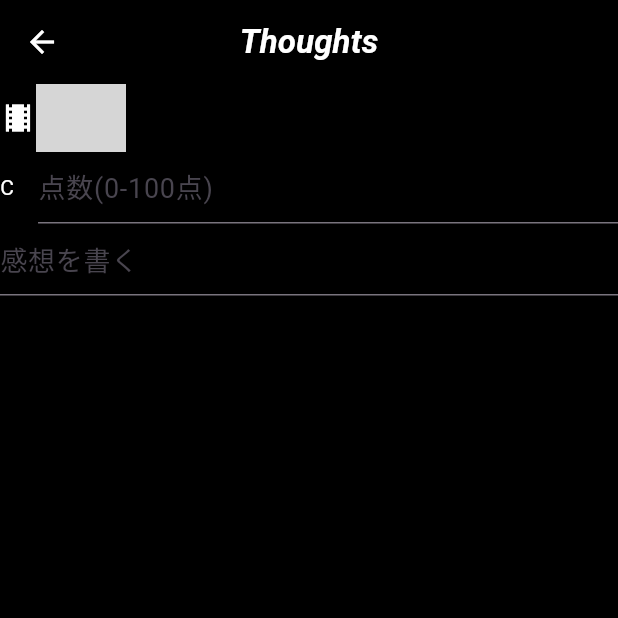
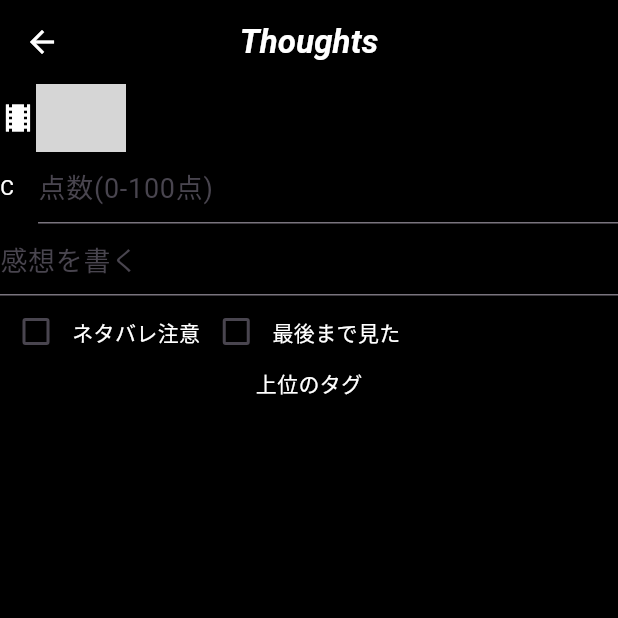
Before and after one commit to reviewsns1118/ReviewSNS, a Flutter app: the Add screen opened directly, after a tap on "追加", on a phone screen of 412 x 824 dp, the top half of it. Run offline on Flutter 3.47's test engine with Material 3 defaults, Android fonts, the phone set to English and light mode, and no system bars; our stand-ins replace cloud_firestore, firebase_auth, firebase_core, flutter_riverpod; accounts and stored records are empty; network calls fail; grey boxes are pictures that could not be loaded.

Commit message:
This is Saishin

```diff
--- a/lib/add_work.dart
+++ b/lib/add_work.dart
@@ -204,11 +204,13 @@ class AddWork extends State<Add> {
                 onPressed: () async {
                   works.set({
                     'title': title,
+                    'titleOption': await _createNameOption(title),
                     'genre': isSelectedValue,
                     'author': author,
                     'imageURL': imageURL,
                     'imageref': imageref,
                   });
+
                   Map<String, dynamic>? d = await getDoc();
                   Navigator.push(
                     context,
@@ -222,4 +224,26 @@ class AddWork extends State<Add> {
         )
     );
   }
+  Future<List<String>> _createNameOption(String value) async {
+    var title = value;
+    var times = <int>[];
+//分割する文字数（かつ回数）を規定（大きい数順で２文字目まで）
+    for (int i = title.length; i >= 1; i--) {
+      times.add(i);
+    }
+    var titleList = <String>[];
+    for (int time in times) {
+//繰り返す回数
+      for (int i = title.length; i >= 0; i--) {
+//１ずつ数字を減らしていく（１文字以上、名前の文字数以下の分割Gramが生成される）
+        if (i + time <= title.length) {
+//文字数を超えて分割の後ろを指定できないので、if分で制御
+          final getTitle = title.substring(i, i + time);
+          titleList.add(getTitle);
+          title = value;
+        }
+      }
+    }
+    return titleList;
+  }
 }
--- a/lib/writepost.dart
+++ b/lib/writepost.dart
@@ -25,7 +25,8 @@ class _WritePostState extends State<WritePost> {
     'アニメ': Icons.rocket_launch,
     'ゲーム': Icons.videogame_asset,
   };
-
+  bool netabare=false;
+  bool ending=false;
   CollectionReference works = FirebaseFirestore.instance.collection('works');
   @override
   Widget build(BuildContext context) {
@@ -129,6 +130,37 @@ class _WritePostState extends State<WritePost> {
                 });
               },
             ),
+            Row(
+              children: [
+                Checkbox(
+                  value: netabare,
+                  onChanged: (value){
+                    netabare=value!;
+                  },
+                  checkColor: Colors.blue,
+                ),
+                Text(
+                  "ネタバレ注意",
+                  style: TextStyle(color: Colors.white),
+                ),
+                Checkbox(
+                  value: ending,
+                  onChanged: (value){
+                    ending=value!;
+                  },
+                  checkColor: Colors.blue,
+                ),
+                Text(
+                  "最後まで見た",
+                  style: TextStyle(color: Colors.white),
+                ),
+              ],
+            ),
+            Text(
+              "上位のタグ",
+              style: TextStyle(color: Colors.white),
+            ),
+
           ],
         ),
       ),
```
Also changed, not shown: lib/main.dart (+8 -2 lines), lib/post_page.dart (+38 -6 lines), lib/searchwork.dart (added, +29 -0 lines).
